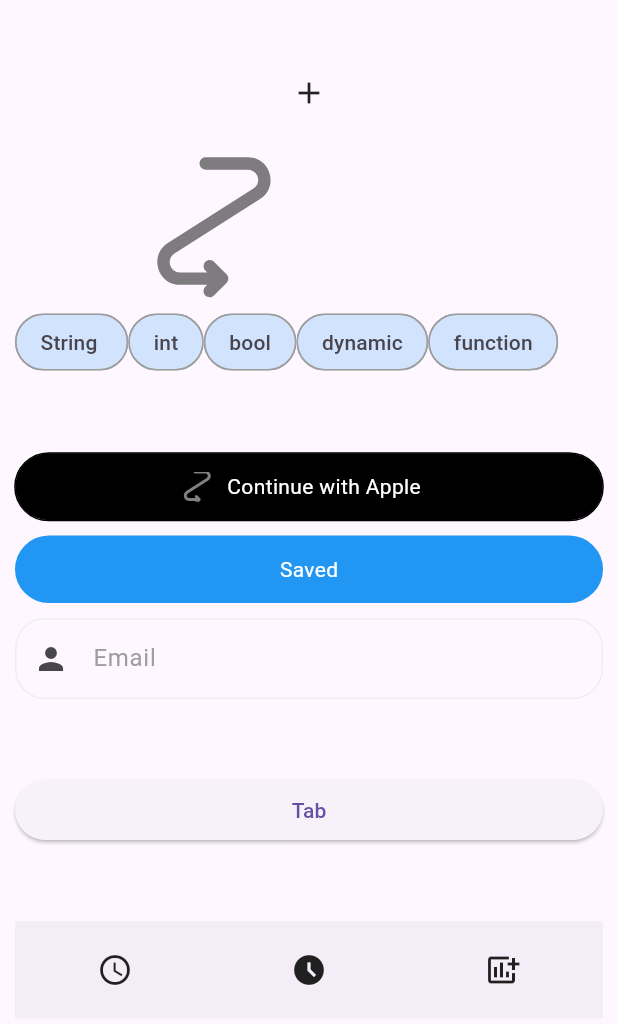
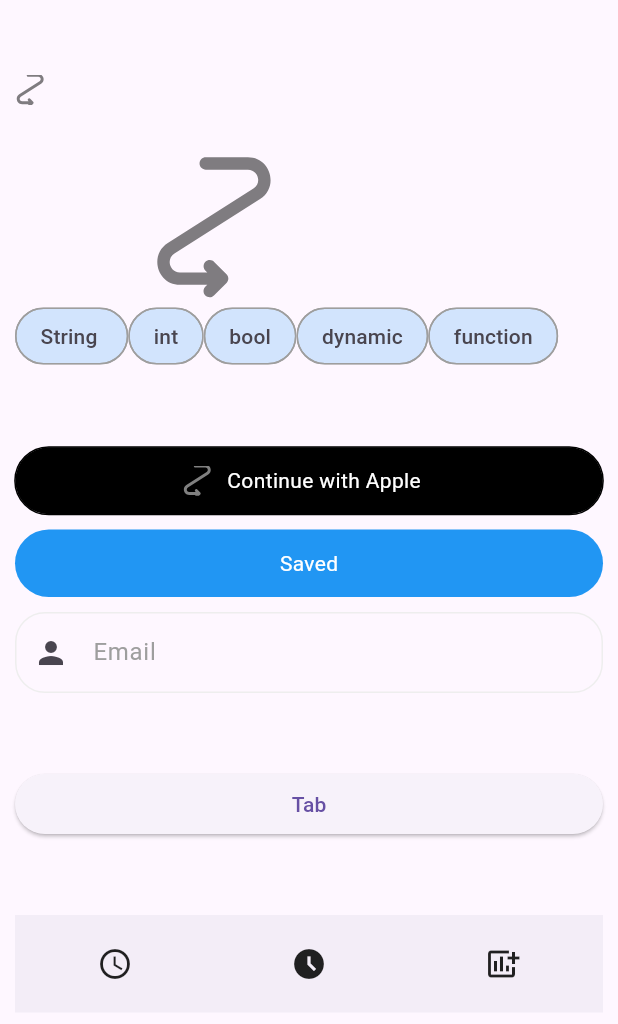
Before and after one commit to Mehrankhan-METRA-RGB/QuickUI, a Flutter app: the screen it shows after launch, on a phone screen of 412 x 824 dp. Shown: the top 1024 px of the screen. Run offline on Flutter 3.47's test engine with Material 3 defaults, Android fonts, the phone set to English and light mode, and no system bars; our stand-ins replace cached_network_image, flutter_svg.

Commit message:
Quick pop menu fixes

```diff
--- a/quick_ui/example/lib/main.dart
+++ b/quick_ui/example/lib/main.dart
@@ -54,25 +54,33 @@ class _ExampleState extends State<Example> {
             const SizedBox(
               height: 50,
             ),
-             QuickPopMenu(
+             Align(
+               alignment: Alignment.centerLeft,
+               child: QuickPopMenu(
+                 textStyle: const TextStyle(
+                   fontSize: 15,
+                   fontWeight: FontWeight.w200,
+                 ),
+                 iconSize: const Size(20, 20),
                  position: PopupMenuPosition.under,
-               icon: const Icon(Icons.add),
-               dividerWidth: 0.5,
+                 icon: 'assets/icon.svg',
+                 dividerWidth: 1,
                  dividerColor: Colors.black,
                  shapeBorder: RoundedRectangleBorder(
                      borderRadius: BorderRadius.circular(10),
-                   side: const BorderSide(color: Colors.black,width: 0.5)),
+                     side: const BorderSide(color: Colors.black,width: 1)),
                 onTab: (value,name) {
                   print("value in the UI $name");
                 },
                 boxConstraints: const BoxConstraints(
                   maxHeight: 110,
-                maxWidth: 80,
+                  maxWidth: 90,
                   minHeight: 110,
-                minWidth: 80
+                  minWidth: 90
                 ),
-              menuNames: const ['Name','Ima','ascendant'],
-              // menuIcons: const ['assets/icon.svg','assets/icon.svg','assets/icon.svg',],
+                menuNames: const ['Block','Share','Add'],
+                menuIcons: const ['assets/icon.svg','assets/icon.svg','assets/icon.svg',],
+                           ),
              ),
             const SizedBox(
               height: 130,
--- a/quick_ui/lib/Widgets/PopMenus/quick_pop_menus.dart
+++ b/quick_ui/lib/Widgets/PopMenus/quick_pop_menus.dart
@@ -5,7 +5,7 @@ class QuickPopMenu extends StatefulWidget {
   const QuickPopMenu(
       {super.key,
       this.textStyle,
-      this.menuNames,
+      required this.menuNames,
       this.menuIcons,
       this.boxConstraints,
       this.position,
@@ -14,10 +14,11 @@ class QuickPopMenu extends StatefulWidget {
       this.shapeBorder,
       this.dividerColor,
       this.dividerWidth,
-      this.icon});
+      this.icon,
+      this.iconSize});
 
   final TextStyle? textStyle;
-  final List<String>? menuNames;
+  final List<String> menuNames;
   final List<dynamic>? menuIcons;
   final PopupMenuPosition? position;
   final BoxConstraints? boxConstraints;
@@ -27,6 +28,7 @@ class QuickPopMenu extends StatefulWidget {
   final ShapeBorder? shapeBorder;
   final double? dividerWidth;
   final dynamic icon;
+  final Size? iconSize;
 
   @override
   State<QuickPopMenu> createState() => _QuickPopMenuState();
@@ -37,7 +39,7 @@ class _QuickPopMenuState extends State<QuickPopMenu> {
 
   @override
   void initState() {
-    for (int i = 0; i < widget.menuNames!.length; i++) {
+    for (int i = 0; i < widget.menuNames.length; i++) {
       menus.add(_menuItem(i));
     }
 
@@ -60,7 +62,7 @@ class _QuickPopMenuState extends State<QuickPopMenu> {
         shape: widget.shapeBorder ?? theme.shape,
         onSelected: (value) async {
           widget.onTab != null
-              ? widget.onTab!(value, widget.menuNames![value])
+              ? widget.onTab!(value, widget.menuNames[value])
               : null;
         },
         child: _menuIcon(),
@@ -79,7 +81,9 @@ class _QuickPopMenuState extends State<QuickPopMenu> {
         mainAxisAlignment: MainAxisAlignment.start,
         children: [
           widget.menuIcons != null
-              ? Row(
+              ? Padding(
+            padding: const EdgeInsets.only(left: 7,right: 5),
+                child: Row(
                     children: [
                       widget.menuIcons![index] is IconData
                           ? Icon(widget.menuIcons![index])
@@ -88,23 +92,22 @@ class _QuickPopMenuState extends State<QuickPopMenu> {
                               : widget.menuIcons![index] is Widget
                                   ? widget.menuIcons![index]
                                   : null,
-                    Padding(
-                      padding: const EdgeInsets.only(left: 10),
-                      child: Text(
-                        widget.menuNames![index],
+                      const SizedBox(width: 5,),
+                      Text(
+                        widget.menuNames[index],
                         style: widget.textStyle,
                       ),
+                    ],
                   ),
-                  ],
               )
               : Padding(
                   padding: const EdgeInsets.only(left: 10),
                   child: Text(
-                    widget.menuNames![index],
+                    widget.menuNames[index],
                     style: widget.textStyle,
                   ),
                 ),
-          if (index != widget.menuNames!.length - 1)
+          if (index != widget.menuNames.length - 1)
             Divider(thickness: widget.dividerWidth, color: widget.dividerColor),
           // if(index == widget.menuNames!.length - 1 )
           // const  SizedBox(height: 10,),
@@ -118,13 +121,14 @@ class _QuickPopMenuState extends State<QuickPopMenu> {
         ? widget.icon is String
             ? QuickImage(
                 url: widget.icon,
-
+                height: widget.iconSize?.height,
+                width: widget.iconSize?.width,
               )
             : widget.icon is IconData
                 ? Icon(widget.icon)
                 : widget.icon is Widget
                     ? widget.icon
                     : const SizedBox()
-        :  const SizedBox();
+        : const SizedBox();
   }
 }
```
Lines whose indentation alone changed are shown as unchanged.
